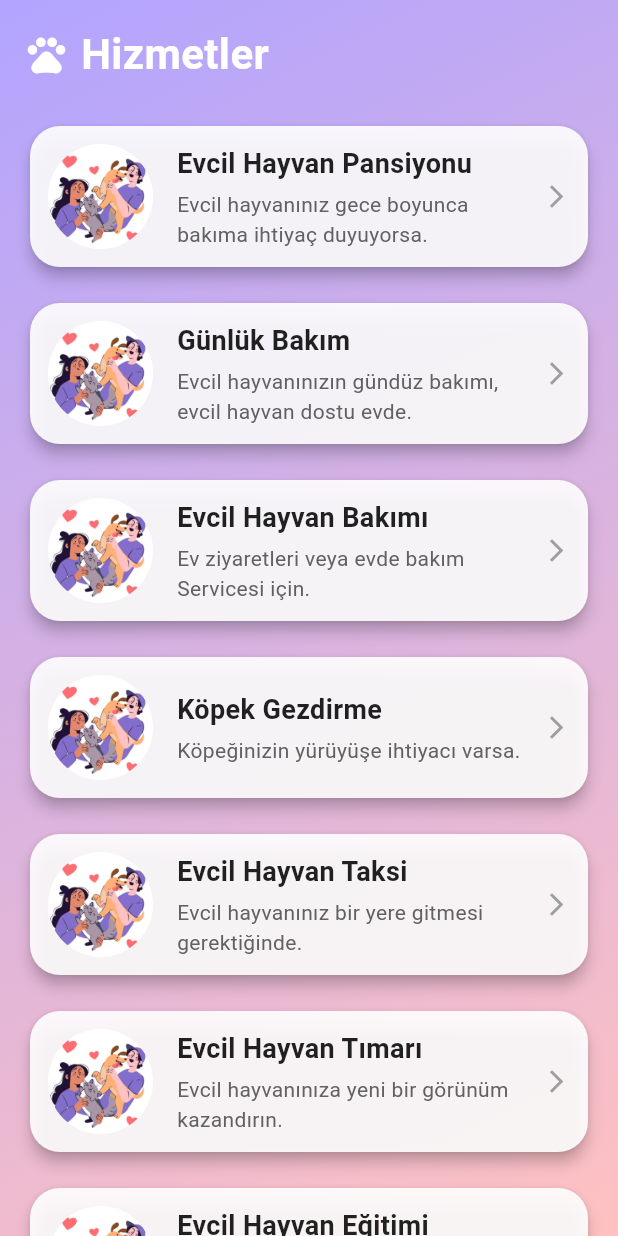
After one commit to iremsuerdemir/Zoozy, a Flutter app: the Services screen opened directly, on a phone screen of 412 x 824 dp. The commit adds this screen. Run offline on Flutter 3.47's test engine with Material 3 defaults, Android fonts, the phone set to English and light mode, and no system bars; our stand-ins replace firebase_auth, firebase_core, google_sign_in, image_picker, qr_flutter, shared_preferences; missing offline and left inert: flutter_facebook_auth; accounts and stored records are empty.

Commit message:
Hizmetler ekranı tasarlandı

```diff
--- a/lib/screens/agreement_screen.dart
+++ b/lib/screens/agreement_screen.dart
@@ -1,5 +1,6 @@
 import 'dart:math' as math;
 import 'package:flutter/material.dart';
+import 'package:zoozy/screens/services.dart';
 
 // Madde işaretleri için özel widget
 class BulletTextItem extends StatelessWidget {
@@ -79,7 +80,7 @@ class _AgreementScreenState extends State<AgreementScreen> {
                         onPressed: () => Navigator.pop(context),
                       ),
                       const Text(
-                        'Hizmet Koşulları',
+                        'Anlaşmalar',
                         style: TextStyle(
                           color: Colors.white,
                           fontSize: 24,
@@ -277,11 +278,18 @@ class _AgreementScreenState extends State<AgreementScreen> {
                               const SizedBox(height: 12),
 
                               // Devam Et butonu
+                              // Devam Et butonu
                               GestureDetector(
                                 onTap: isChecked
                                     ? () {
-                                        // İlerleme işlemi buraya eklenecek
-                                        print("Koşullar onaylandı");
+                                        // Koşullar onaylandı, ServicesScreen'e yönlendir
+                                        Navigator.push(
+                                          context,
+                                          MaterialPageRoute(
+                                            builder: (context) =>
+                                                const Services(),
+                                          ),
+                                        );
                                       }
                                     : null,
                                 child: Container(
--- a/lib/screens/profile_screen.dart
+++ b/lib/screens/profile_screen.dart
@@ -149,7 +149,7 @@ class ProfileScreen extends StatelessWidget {
                             crossAxisAlignment: CrossAxisAlignment.start,
                             children: [
                               const Text(
-                                'Berk Şahin',
+                                'İrem Su Erdemir',
                                 style: TextStyle(
                                     fontSize: 20, fontWeight: FontWeight.bold),
                               ),
--- /dev/null
+++ b/lib/screens/services.dart
@@ -0,0 +1,190 @@
+import 'package:flutter/material.dart';
+
+// Services ekranı
+class Services extends StatelessWidget {
+  const Services({super.key});
+
+  // Tüm Servicesin listesi
+  final List<Map<String, String>> Service = const [
+    {
+      'title': 'Evcil Hayvan Pansiyonu',
+      'description': 'Evcil hayvanınız gece boyunca bakıma ihtiyaç duyuyorsa.',
+    },
+    {
+      'title': 'Günlük Bakım',
+      'description':
+          'Evcil hayvanınızın gündüz bakımı, evcil hayvan dostu evde.',
+    },
+    {
+      'title': 'Evcil Hayvan Bakımı',
+      'description': 'Ev ziyaretleri veya evde bakım Servicesi için.',
+    },
+    {
+      'title': 'Köpek Gezdirme',
+      'description': 'Köpeğinizin yürüyüşe ihtiyacı varsa.',
+    },
+    {
+      'title': 'Evcil Hayvan Taksi',
+      'description': 'Evcil hayvanınız bir yere gitmesi gerektiğinde.',
+    },
+    {
+      'title': 'Evcil Hayvan Tımarı',
+      'description': 'Evcil hayvanınıza yeni bir görünüm kazandırın.',
+    },
+    {
+      'title': 'Evcil Hayvan Eğitimi',
+      'description': 'Evcil hayvanınızı en iyi davranış biçimine eğitin.',
+    },
+    {
+      'title': 'Evcil Hayvan Fotoğrafçılığı',
+      'description': 'Evcil hayvanınızın profesyonel fotoğraflarını çekin.',
+    },
+    {
+      'title': 'Veteriner',
+      'description': 'Evcil hayvanınız kendini iyi hissetmediğinde.',
+    },
+  ];
+
+  final String resimYolu = 'assets/images/login_3.png';
+
+  @override
+  Widget build(BuildContext context) {
+    return Scaffold(
+      // Arka plan gradyanı LoginPage temasıyla uyumlu
+      body: Container(
+        decoration: const BoxDecoration(
+          gradient: LinearGradient(
+            colors: [Color(0xFFB2A4FF), Color(0xFFFFC1C1)],
+            begin: Alignment.topLeft,
+            end: Alignment.bottomRight,
+          ),
+        ),
+        child: SafeArea(
+          child: Column(
+            children: [
+              // Başlık
+              Padding(
+                padding: const EdgeInsets.all(16.0),
+                child: Row(
+                  children: const [
+                    Icon(Icons.pets, color: Colors.white, size: 30),
+                    SizedBox(width: 8),
+                    Text(
+                      'Hizmetler',
+                      style: TextStyle(
+                        fontSize: 28,
+                        fontWeight: FontWeight.bold,
+                        color: Colors.white,
+                      ),
+                    ),
+                  ],
+                ),
+              ),
+              // Services listesi
+              Expanded(
+                child: Scrollbar(
+                  child: ListView.builder(
+                    itemCount: Service.length,
+                    itemBuilder: (context, index) {
+                      return Padding(
+                        padding: const EdgeInsets.symmetric(
+                            horizontal: 16.0, vertical: 8.0),
+                        child: HizmetKart(
+                          baslik: Service[index]['title']!,
+                          aciklama: Service[index]['description']!,
+                          resimYolu: resimYolu,
+                        ),
+                      );
+                    },
+                  ),
+                ),
+              ),
+            ],
+          ),
+        ),
+      ),
+    );
+  }
+}
+
+// Her bir hizmet için özel kart widget'ı
+class HizmetKart extends StatelessWidget {
+  final String baslik;
+  final String aciklama;
+  final String resimYolu;
+
+  const HizmetKart({
+    required this.baslik,
+    required this.aciklama,
+    required this.resimYolu,
+    super.key,
+  });
+
+  @override
+  Widget build(BuildContext context) {
+    return Card(
+      elevation: 4,
+      color: Colors.white.withOpacity(0.9),
+      shape: RoundedRectangleBorder(
+        borderRadius: BorderRadius.circular(20),
+      ),
+      child: InkWell(
+        onTap: () {},
+        child: Padding(
+          padding: const EdgeInsets.all(12.0),
+          child: Row(
+            children: [
+              // Resim
+              ClipOval(
+                child: Image.asset(
+                  resimYolu,
+                  width: 70,
+                  height: 70,
+                  fit: BoxFit.cover,
+                  errorBuilder: (context, error, stackTrace) => Container(
+                    width: 70,
+                    height: 70,
+                    color: Colors.grey[300],
+                    child: const Icon(Icons.pets, color: Colors.grey),
+                  ),
+                ),
+              ),
+              const SizedBox(width: 16),
+              // Başlık ve açıklama
+              Expanded(
+                child: Column(
+                  crossAxisAlignment: CrossAxisAlignment.start,
+                  children: [
+                    Text(
+                      baslik,
+                      style: const TextStyle(
+                        fontSize: 18,
+                        fontWeight: FontWeight.bold,
+                        color: Colors.black87,
+                      ),
+                    ),
+                    const SizedBox(height: 4),
+                    Text(
+                      aciklama,
+                      style: TextStyle(
+                        fontSize: 14,
+                        color: Colors.grey[700],
+                      ),
+                      maxLines: 2,
+                      overflow: TextOverflow.ellipsis,
+                    ),
+                  ],
+                ),
+              ),
+              const Icon(
+                Icons.arrow_forward_ios,
+                size: 18,
+                color: Colors.grey,
+              ),
+            ],
+          ),
+        ),
+      ),
+    );
+  }
+}
```
